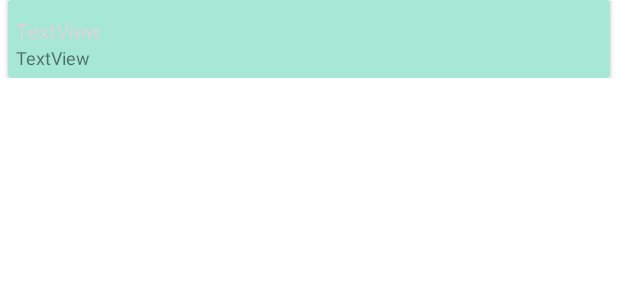
After one commit to Lizaveta16/SimpleFirebaseChat, an Android app: the layout user_list_item.xml on its own in the app's theme, with its tools: preview values and no code run, on a phone screen of 412 x 824 dp. The commit adds this screen. Shown: the top 300 px of the screen. Run offline under Robolectric (Android 15) with nearby library versions, the phone set to English and light mode, and no system bars; network calls fail.

Commit message:
Added Recycler View and Adapter

```diff
--- /dev/null
+++ b/app/src/main/java/com/lizaveta16/simplechat/model/User.kt
@@ -0,0 +1,6 @@
+package com.lizaveta16.simplechat.model
+
+data class User(
+    val name: String? = null,
+    val message : String? = null
+)
--- /dev/null
+++ b/app/src/main/res/layout/user_list_item.xml
@@ -0,0 +1,42 @@
+<?xml version="1.0" encoding="utf-8"?>
+<androidx.constraintlayout.widget.ConstraintLayout xmlns:android="http://schemas.android.com/apk/res/android"
+    xmlns:app="http://schemas.android.com/apk/res-auto"
+    xmlns:tools="http://schemas.android.com/tools"
+    android:layout_width="match_parent"
+    android:layout_height="wrap_content">
+
+    <androidx.cardview.widget.CardView
+        android:layout_width="match_parent"
+        android:layout_height="wrap_content"
+        android:layout_marginStart="5dp"
+        android:layout_marginEnd="5dp"
+        android:backgroundTint="#A6E8D4"
+        app:layout_constraintBottom_toBottomOf="parent"
+        app:layout_constraintEnd_toEndOf="parent"
+        app:layout_constraintStart_toStartOf="parent"
+        app:layout_constraintTop_toTopOf="parent"
+        app:layout_constraintVertical_bias="0.0">
+
+        <LinearLayout
+            android:layout_width="match_parent"
+            android:layout_height="match_parent"
+            android:layout_marginTop="5dp"
+            android:orientation="vertical"
+            android:padding="5dp">
+
+            <TextView
+                android:id="@+id/message"
+                android:layout_width="match_parent"
+                android:layout_height="wrap_content"
+                android:text="TextView"
+                android:textColor="@color/black" />
+
+            <TextView
+                android:id="@+id/userName"
+                android:layout_width="match_parent"
+                android:layout_height="wrap_content"
+                android:text="TextView"
+                android:textSize="12sp" />
+        </LinearLayout>
+    </androidx.cardview.widget.CardView>
+</androidx.constraintlayout.widget.ConstraintLayout>
```
Also changed, not shown: app/src/main/java/com/lizaveta16/simplechat/MainActivity.kt (+20 -5 lines), app/src/main/java/com/lizaveta16/simplechat/adapter/UserAdapter.kt (added, +44 -0 lines), app/src/main/res/layout/activity_main.xml (+10 -16 lines).
